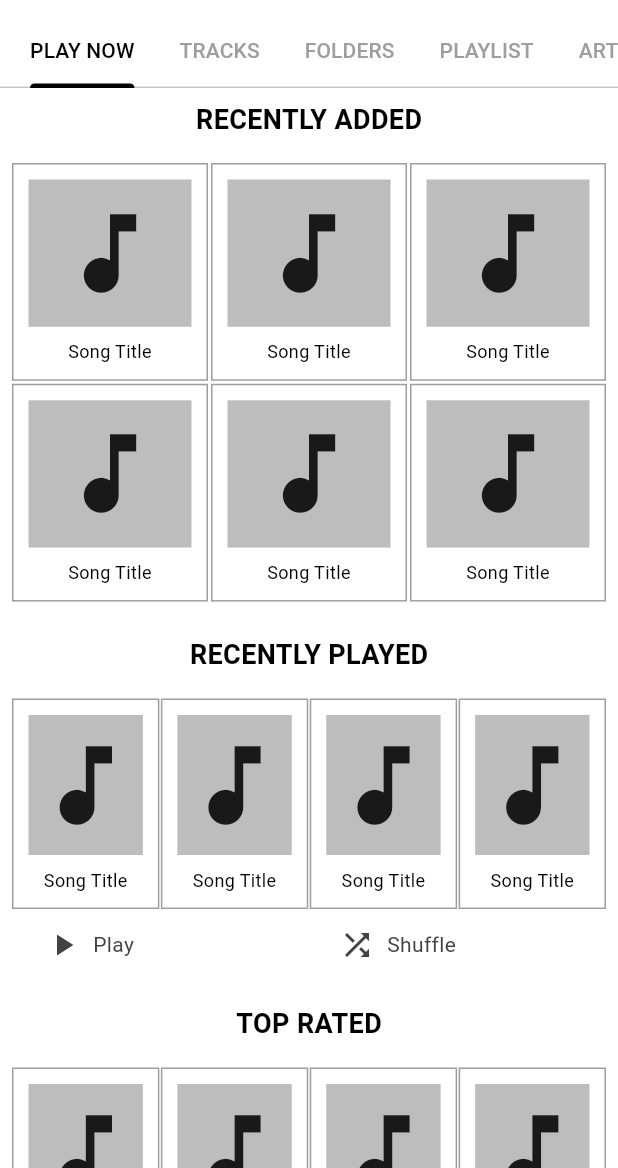
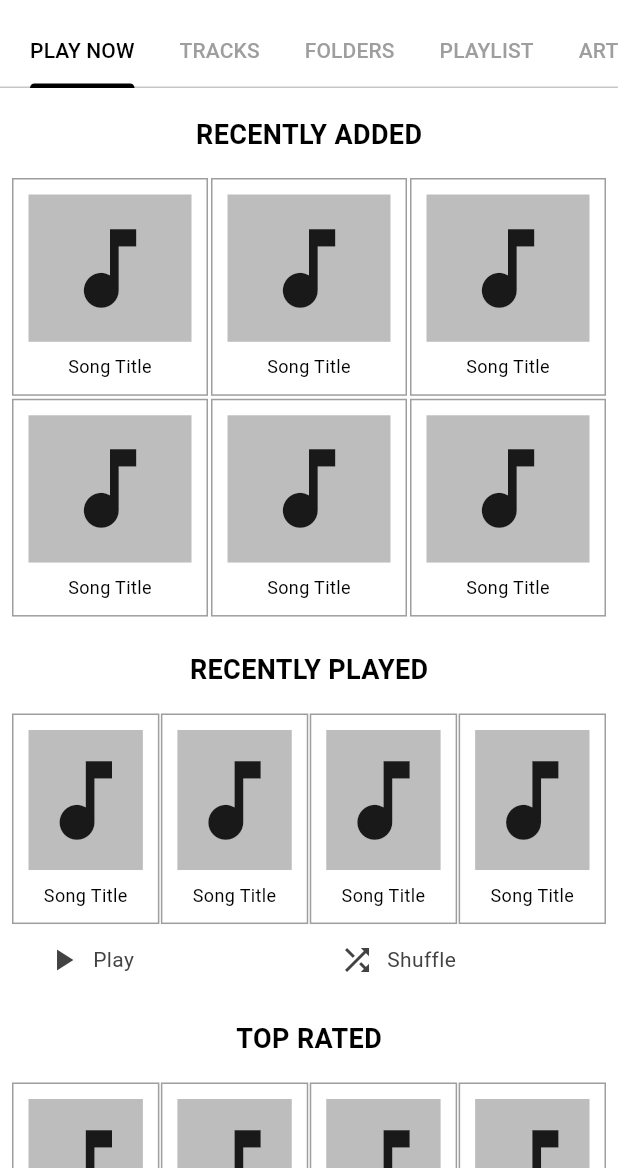
Before and after one commit to Fine-Guy-21/Flutter_Music_Player, a Flutter app: the screen it shows after launch, on a phone screen of 412 x 824 dp, the part 68-1236 px from its top. Run offline on Flutter 3.47's test engine with Material 3 defaults, Android fonts, the phone set to English and light mode, and no system bars; our stand-ins replace material_design_icons_flutter; Roboto replaces fonts that are missing (Lato-Bold).

Commit message:
ui update

```diff
--- a/fine_music_player/lib/view/screen/home.dart
+++ b/fine_music_player/lib/view/screen/home.dart
@@ -123,6 +123,7 @@ class _HomePageState extends State<HomePage>
   Widget _buildTabView() {
     return TabBarView(
       controller: _tabController,
+      physics: BouncingScrollPhysics(),
       children: [
         PlayNowContainers(isDarkMode: isdarkmode),
         TracksContainer(isDarkMode: isdarkmode),
--- a/fine_music_player/lib/view/widgets/playnow.dart
+++ b/fine_music_player/lib/view/widgets/playnow.dart
@@ -11,6 +11,7 @@ class PlayNowContainers extends StatelessWidget {
     return SingleChildScrollView(
       child: Column(
         children: [
+          const SizedBox(height: 10),
           _buildDoubleGrid('RECENTLY ADDED', appColors),
           const SizedBox(height: 10),
           _buildMiniGrid('RECENTLY PLAYED', appColors),
--- a/fine_music_player/pubspec.yaml
+++ b/fine_music_player/pubspec.yaml
@@ -39,6 +39,7 @@ dependencies:
   file_picker: ^10.0.0
   path_provider: ^2.1.5
   material_design_icons_flutter: ^7.0.7296
+
 
 dev_dependencies:
   flutter_test:
```
